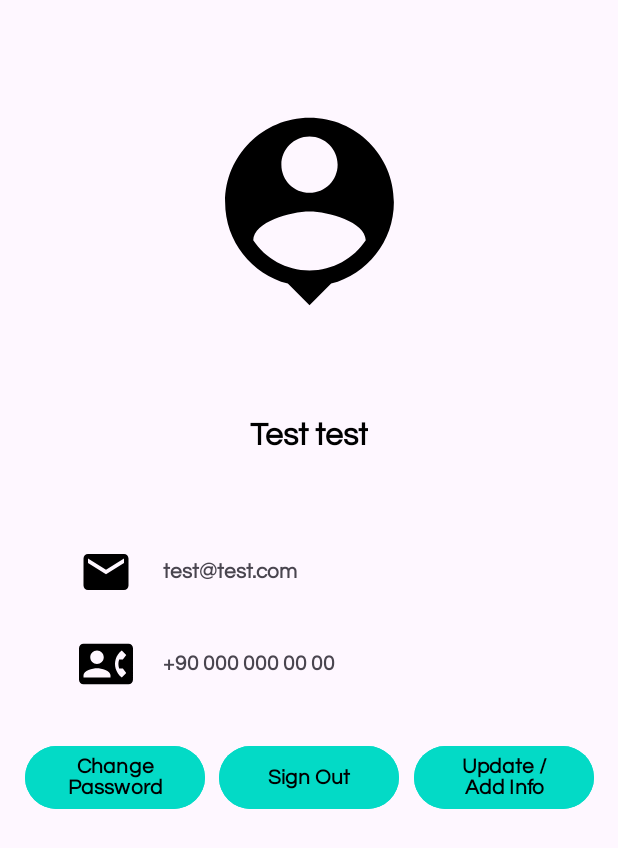
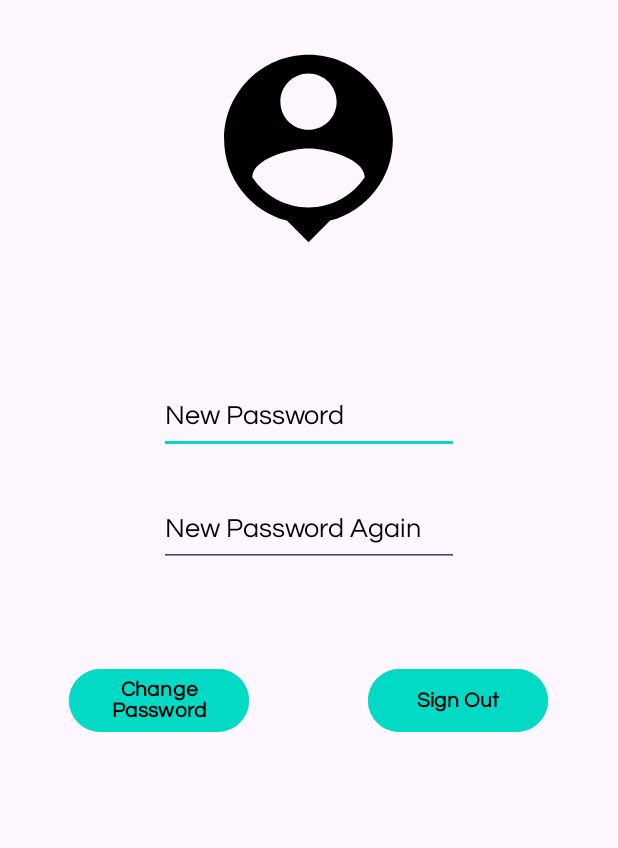
Before and after one commit to emirhanngurel/AndroidMobileAppForStructuralEngineeringDesign, an Android app: the fragment ProfileFragment shown on its own in the app's theme, after a tap on "Change Password", on a phone screen of 412 x 824 dp. Shown: the top 848 px of the screen. Run offline under Robolectric (Android 15) with nearby library versions, the phone set to English and light mode, and no system bars; our stand-ins replace Firebase (no records; nobody signed in at launch, a user with empty details on screens opened directly).

Commit message:
change password added - update info removed

```diff
--- a/app/src/main/java/com/gema/stairreinforcement/ProfileFragment.java
+++ b/app/src/main/java/com/gema/stairreinforcement/ProfileFragment.java
@@ -3,20 +3,31 @@ package com.gema.stairreinforcement;
 import android.content.Intent;
 import android.os.Bundle;
 
+import androidx.annotation.NonNull;
 import androidx.fragment.app.Fragment;
+import androidx.fragment.app.FragmentManager;
+import androidx.fragment.app.FragmentTransaction;
 
 import android.view.LayoutInflater;
 import android.view.View;
 import android.view.ViewGroup;
 import android.widget.Button;
+import android.widget.EditText;
+import android.widget.TextView;
 import android.widget.Toast;
 
+import com.gema.stairreinforcement.databinding.FragmentProfileBinding;
+import com.google.android.gms.tasks.OnCompleteListener;
+import com.google.android.gms.tasks.Task;
 import com.google.firebase.auth.FirebaseAuth;
+import com.google.firebase.auth.FirebaseUser;
+import com.google.firebase.auth.UserInfo;
 
 
 public class ProfileFragment extends Fragment {
 
-
+    private FragmentProfileBinding binding;
+    private String email;
 
     public ProfileFragment() {
         // Required empty public constructor
@@ -35,18 +46,61 @@ public class ProfileFragment extends Fragment {
     public View onCreateView(LayoutInflater inflater, ViewGroup container,
                              Bundle savedInstanceState) {
 
-        View view = inflater.inflate(R.layout.fragment_profile,container,false);
-        Button button = (Button) view.findViewById(R.id.signOutButton);
-        button.setOnClickListener(v -> {
+        binding = FragmentProfileBinding.inflate(inflater,container,false);
+        FirebaseUser user = FirebaseAuth.getInstance().getCurrentUser();
+
+
+        View view = binding.getRoot();
+
+        if(user!=null){
+            for(UserInfo profile: user.getProviderData()){
+                email = profile.getEmail();
+            }
+
+            binding.emailView.setText(email);
+        }
+        Button signOutButton = (Button) binding.signOutButton;
+        signOutButton.setOnClickListener(v -> {
             FirebaseAuth.getInstance().signOut();
             Toast.makeText(getActivity(),"Logged out successfully.",Toast.LENGTH_SHORT).show();
             startActivity(new Intent(getActivity(),SignOn.class));
             getActivity().finish();
         });
 
+
+
+        Button changePasswordButton = (Button) binding.changePasswordButton;
+        changePasswordButton.setOnClickListener(v -> {
+
+            EditText newPassword = (EditText) binding.editTextTextPassword;
+            EditText newPassword2 = (EditText) binding.editTextTextPassword2;
+
+            String newPasswordStr = String.valueOf(newPassword.getText());
+            String newPassword2Str = String.valueOf(newPassword2.getText());
+
+
+            if(newPasswordStr.equals(newPassword2Str)){
+                assert user != null;
+                user.updatePassword(newPasswordStr).addOnCompleteListener(new OnCompleteListener<Void>() {
+                    @Override
+                    public void onComplete(@NonNull Task<Void> task) {
+                        if(task.isSuccessful()){
+                            Toast.makeText(getActivity(),"Password changed.",Toast.LENGTH_SHORT).show();
+                        }
+                    }
+                });
+            }
+            else{
+                Toast.makeText(getActivity(),"Passwords do not match.",Toast.LENGTH_SHORT).show();
+            }
+
+        });
+
+
         return view;
     }
 
 
 
+
 }
--- a/app/src/main/java/com/gema/stairreinforcement/UpdateInfo.java
+++ /dev/null
@@ -1,64 +0,0 @@
-package com.gema.stairreinforcement;
-
-import android.os.Bundle;
-
-import androidx.fragment.app.Fragment;
-
-import android.view.LayoutInflater;
-import android.view.View;
-import android.view.ViewGroup;
-
-/**
- * A simple {@link Fragment} subclass.
- * Use the {@link UpdateInfo#newInstance} factory method to
- * create an instance of this fragment.
- */
-public class UpdateInfo extends Fragment {
-
-    // TODO: Rename parameter arguments, choose names that match
-    // the fragment initialization parameters, e.g. ARG_ITEM_NUMBER
-    private static final String ARG_PARAM1 = "param1";
-    private static final String ARG_PARAM2 = "param2";
-
-    // TODO: Rename and change types of parameters
-    private String mParam1;
-    private String mParam2;
-
-    public UpdateInfo() {
-        // Required empty public constructor
-    }
-
-    /**
-     * Use this factory method to create a new instance of
-     * this fragment using the provided parameters.
-     *
-     * @param param1 Parameter 1.
-     * @param param2 Parameter 2.
-     * @return A new instance of fragment UpdateInfo.
-     */
-    // TODO: Rename and change types and number of parameters
-    public static UpdateInfo newInstance(String param1, String param2) {
-        UpdateInfo fragment = new UpdateInfo();
-        Bundle args = new Bundle();
-        args.putString(ARG_PARAM1, param1);
-        args.putString(ARG_PARAM2, param2);
-        fragment.setArguments(args);
-        return fragment;
-    }
-
-    @Override
-    public void onCreate(Bundle savedInstanceState) {
-        super.onCreate(savedInstanceState);
-        if (getArguments() != null) {
-            mParam1 = getArguments().getString(ARG_PARAM1);
-            mParam2 = getArguments().getString(ARG_PARAM2);
-        }
-    }
-
-    @Override
-    public View onCreateView(LayoutInflater inflater, ViewGroup container,
-                             Bundle savedInstanceState) {
-        // Inflate the layout for this fragment
-        return inflater.inflate(R.layout.fragment_update_info, container, false);
-    }
-}
--- a/app/src/main/res/layout/activity_sign_on.xml
+++ b/app/src/main/res/layout/activity_sign_on.xml
@@ -93,7 +93,7 @@
         android:textStyle="bold" />
 
     <TextView
-        android:id="@+id/please"
+        android:id="@+id/updateReminder"
         android:layout_width="match_parent"
         android:layout_height="wrap_content"
         android:layout_marginLeft="4pt"
--- a/app/src/main/res/layout/activity_sign_up.xml
+++ b/app/src/main/res/layout/activity_sign_up.xml
@@ -22,7 +22,7 @@
         android:textStyle="bold" />
 
     <TextView
-        android:id="@+id/please"
+        android:id="@+id/updateReminder"
         android:layout_width="match_parent"
         android:layout_height="wrap_content"
         android:fontFamily="@font/questrial"
--- a/app/src/main/res/layout/fragment_profile.xml
+++ b/app/src/main/res/layout/fragment_profile.xml
@@ -2,22 +2,24 @@
 <androidx.constraintlayout.widget.ConstraintLayout xmlns:android="http://schemas.android.com/apk/res/android"
     xmlns:app="http://schemas.android.com/apk/res-auto"
     xmlns:tools="http://schemas.android.com/tools"
+    android:id="@+id/profileLayout"
     android:layout_width="match_parent"
     android:layout_height="match_parent"
     android:orientation="vertical"
     tools:context=".ProfileFragment">
 
+
     <TextView
-        android:id="@+id/textView4"
+        android:id="@+id/emailView"
         android:layout_width="wrap_content"
         android:layout_height="wrap_content"
         android:layout_gravity="center_horizontal"
+        android:layout_marginTop="24dp"
         android:fontFamily="@font/questrial"
         android:text="Test test"
         android:textColor="#000"
         android:textSize="21sp"
         android:textStyle="bold"
-        app:layout_constraintBottom_toTopOf="@+id/linearLayout5"
         app:layout_constraintEnd_toEndOf="parent"
         app:layout_constraintStart_toStartOf="parent"
         app:layout_constraintTop_toBottomOf="@+id/imageView3" />
@@ -27,34 +29,12 @@
         android:layout_width="150dp"
         android:layout_height="150dp"
         android:layout_gravity="center_horizontal"
+        android:layout_marginTop="24dp"
         android:src="@drawable/baseline_person_pin_24"
-        app:layout_constraintBottom_toTopOf="@+id/linearLayout5"
         app:layout_constraintEnd_toEndOf="parent"
+        app:layout_constraintHorizontal_bias="0.498"
         app:layout_constraintStart_toStartOf="parent"
-        app:layout_constraintTop_toTopOf="parent"
-        app:layout_constraintVertical_bias="0.309" />
-
-    <Button
-        android:id="@+id/button4"
-        android:layout_width="120dp"
-        android:layout_height="50dp"
-        android:layout_gravity="center|center_horizontal|center_vertical"
-        android:layout_weight="1"
-        android:backgroundTint="@color/design_default_color_secondary"
-        android:fontFamily="@font/questrial"
-        android:gravity="center"
-        android:onClick="updateInfo"
-        android:text="Update / Add Info"
-        android:textAlignment="center"
-        android:textColor="@color/black"
-        android:textSize="14sp"
-        android:textStyle="bold"
-        app:layout_constraintBottom_toBottomOf="parent"
-        app:layout_constraintEnd_toEndOf="parent"
-        app:layout_constraintHorizontal_bias="0.384"
-        app:layout_constraintStart_toEndOf="@+id/signOutButton"
-        app:layout_constraintTop_toTopOf="parent"
-        app:layout_constraintVertical_bias="0.637" />
+        app:layout_constraintTop_toTopOf="parent" />
 
     <Button
         android:id="@+id/signOutButton"
@@ -69,12 +49,13 @@
         android:textStyle="bold"
         app:layout_constraintBottom_toBottomOf="parent"
         app:layout_constraintEnd_toEndOf="parent"
+        app:layout_constraintHorizontal_bias="0.841"
         app:layout_constraintStart_toStartOf="parent"
-        app:layout_constraintTop_toTopOf="parent"
-        app:layout_constraintVertical_bias="0.637" />
+        app:layout_constraintTop_toBottomOf="@+id/editTextTextPassword2"
+        app:layout_constraintVertical_bias="0.161" />
 
     <Button
-        android:id="@+id/button6"
+        android:id="@+id/changePasswordButton"
         android:layout_width="120dp"
         android:layout_height="50dp"
         android:layout_weight="1"
@@ -87,66 +68,44 @@
         android:textStyle="bold"
         app:layout_constraintBottom_toBottomOf="parent"
         app:layout_constraintEnd_toStartOf="@+id/signOutButton"
-        app:layout_constraintHorizontal_bias="0.64"
+        app:layout_constraintHorizontal_bias="0.368"
         app:layout_constraintStart_toStartOf="parent"
-        app:layout_constraintTop_toTopOf="parent"
-        app:layout_constraintVertical_bias="0.637" />
+        app:layout_constraintTop_toBottomOf="@+id/editTextTextPassword2"
+        app:layout_constraintVertical_bias="0.161" />
 
-    <LinearLayout
-        android:id="@+id/linearLayout5"
-        android:layout_width="357dp"
-        android:layout_height="121dp"
-        android:layout_marginTop="248dp"
-        android:orientation="vertical"
-        app:layout_constraintBottom_toTopOf="@+id/signOutButton"
+    <EditText
+        android:id="@+id/editTextTextPassword"
+        android:layout_width="200dp"
+        android:layout_height="50dp"
+        android:layout_marginTop="32dp"
+        android:ellipsize="none"
+        android:ems="10"
+        android:fontFamily="@font/questrial"
+        android:hint="New Password"
+        android:inputType="textPassword"
+        android:textColor="#000000"
+        android:textColorHint="#000000"
+        app:layout_constraintBottom_toBottomOf="parent"
         app:layout_constraintEnd_toEndOf="parent"
         app:layout_constraintStart_toStartOf="parent"
-        app:layout_constraintTop_toTopOf="parent"
-        app:layout_constraintVertical_bias="0.928">
+        app:layout_constraintTop_toBottomOf="@+id/emailView"
+        app:layout_constraintVertical_bias="0.0" />
 
-        <LinearLayout
-            android:layout_width="match_parent"
-            android:layout_height="wrap_content"
-            android:orientation="horizontal"
-            android:paddingLeft="25dp">
-
-            <ImageView
-                android:layout_width="36dp"
-                android:layout_height="36dp"
-                android:src="@drawable/baseline_email_24" />
-
-            <TextView
-                android:layout_width="wrap_content"
-                android:layout_height="wrap_content"
-                android:layout_gravity="center_vertical"
-                android:fontFamily="@font/questrial"
-                android:paddingLeft="20dp"
-                android:text="test@test.com"
-                android:textStyle="bold" />
-        </LinearLayout>
-
-        <LinearLayout
-            android:layout_width="match_parent"
-            android:layout_height="wrap_content"
-            android:layout_marginTop="25dp"
-            android:orientation="horizontal"
-            android:paddingLeft="25dp">
-
-            <ImageView
-                android:layout_width="36dp"
-                android:layout_height="36dp"
-                android:src="@drawable/baseline_contact_phone_24" />
-
-            <TextView
-                android:layout_width="wrap_content"
-                android:layout_height="wrap_content"
-                android:layout_gravity="center_vertical"
-                android:fontFamily="@font/questrial"
-                android:paddingLeft="20dp"
-                android:text="+90 000 000 00 00"
-                android:textStyle="bold" />
-        </LinearLayout>
-    </LinearLayout>
+    <EditText
+        android:id="@+id/editTextTextPassword2"
+        android:layout_width="200dp"
+        android:layout_height="50dp"
+        android:layout_marginTop="16dp"
+        android:ems="10"
+        android:fontFamily="@font/questrial"
+        android:hint="New Password Again"
+        android:inputType="textPassword"
+        android:textColorHint="#000000"
+        app:layout_constraintBottom_toBottomOf="parent"
+        app:layout_constraintEnd_toEndOf="parent"
+        app:layout_constraintStart_toStartOf="parent"
+        app:layout_constraintTop_toBottomOf="@+id/editTextTextPassword"
+        app:layout_constraintVertical_bias="0.021" />
 
 
 </androidx.constraintlayout.widget.ConstraintLayout>
--- a/app/src/main/res/layout/fragment_update_info.xml
+++ /dev/null
@@ -1,14 +0,0 @@
-<?xml version="1.0" encoding="utf-8"?>
-<FrameLayout xmlns:android="http://schemas.android.com/apk/res/android"
-    xmlns:tools="http://schemas.android.com/tools"
-    android:layout_width="match_parent"
-    android:layout_height="match_parent"
-    tools:context=".UpdateInfo">
-
-    <!-- TODO: Update blank fragment layout -->
-    <TextView
-        android:layout_width="match_parent"
-        android:layout_height="match_parent"
-        android:text="@string/hello_blank_fragment" />
-
-</FrameLayout>
```
